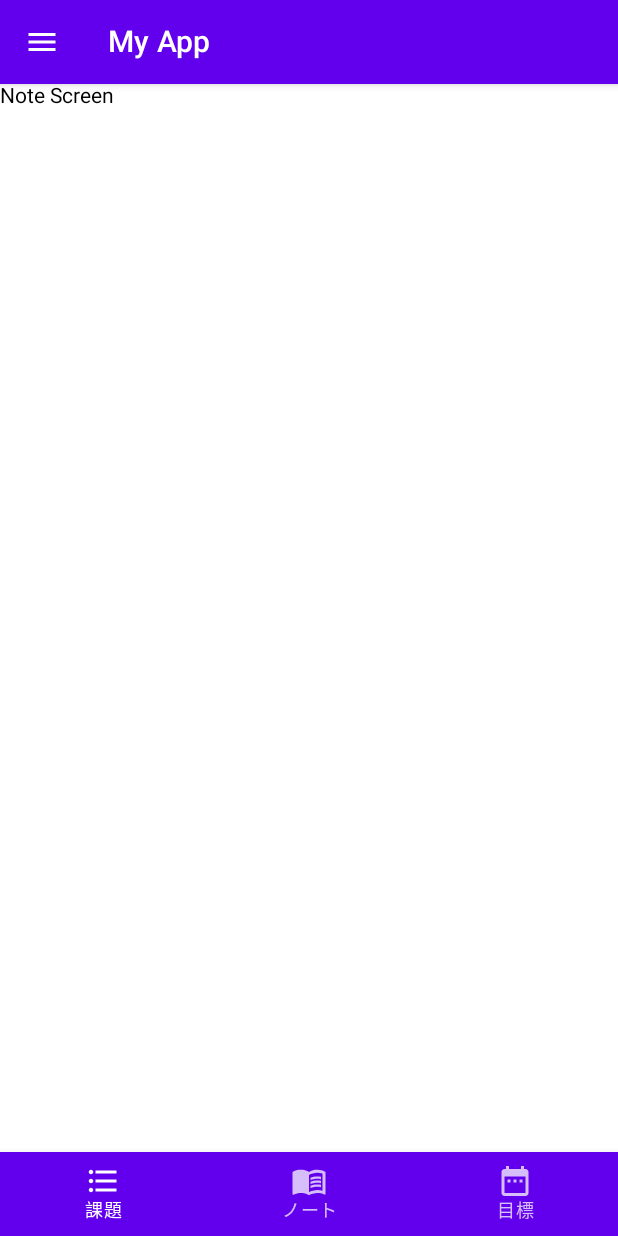
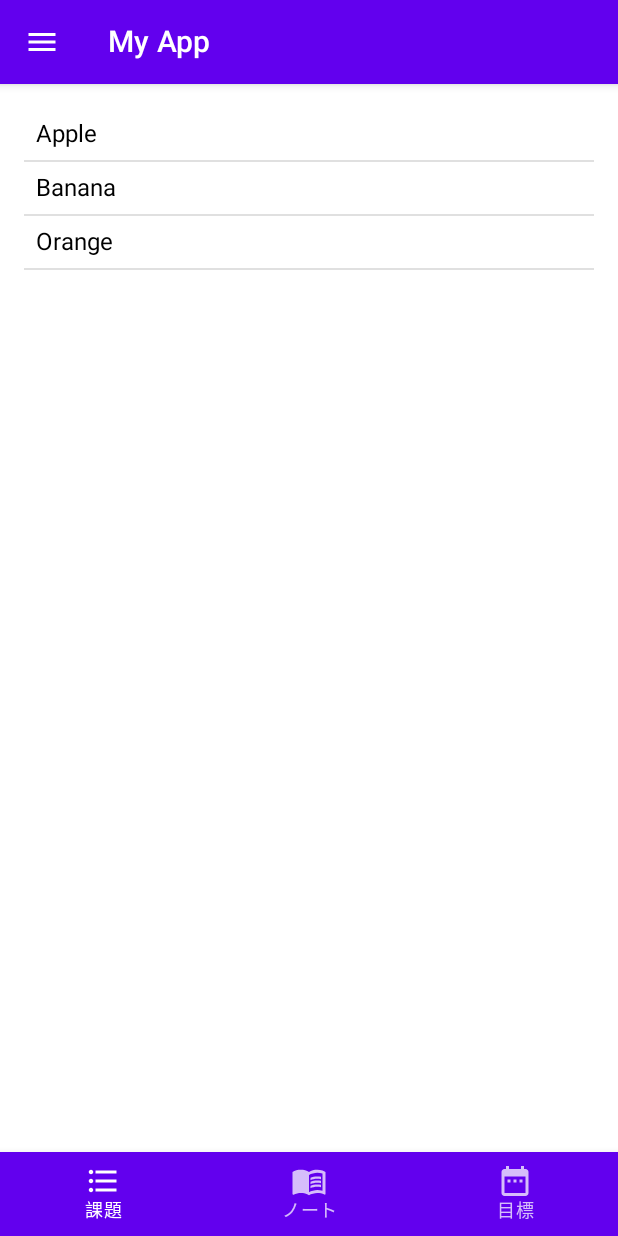
Before and after one commit to Takatoshi-Miura/SportsNote_Android, an Android app built with Jetpack Compose: the NoteScreen screen opened through its navigation route, on a phone screen of 412 x 824 dp. Run offline under Robolectric (Android 15) with nearby library versions, the phone set to English and light mode, and no system bars.

Commit message:
[Update] ノート一覧にダミーデータを表示

```diff
--- a/app/src/main/java/com/example/sportsnote/ui/components/SectionedColumn.kt
+++ b/app/src/main/java/com/example/sportsnote/ui/components/SectionedColumn.kt
@@ -45,6 +45,25 @@ data class ItemData(
     val iconRes: Int,
     val onClick: () -> Unit = {}
 )
+
+/**
+ * セクションなしのLazyColumnを作成
+ *
+ * @param items リスト項目
+ */
+@Composable
+fun LazyNonSectionedColumn(items: List<ItemData>) {
+    LazyColumn(
+        modifier = Modifier
+            .fillMaxSize()
+            .padding(16.dp)
+    ) {
+        items(items) { item ->
+            TextListItem(title = item.title, onClick = item.onClick)
+            Divider(thickness = 1.dp)
+        }
+    }
+}
 
 /**
  * セクション付きのLazyColumnを作成
@@ -153,6 +172,38 @@ fun SectionItem(item: ItemData) {
     }
 }
 
+/**
+ * テキストのみのリストアイテム
+ *
+ * @param title タイトル
+ * @param onClick 押下時の処理
+ */
+@Composable
+fun TextListItem(title: String, onClick: () -> Unit = {}) {
+    Row(
+        modifier = Modifier
+            .fillMaxWidth()
+            .clickable { onClick() }
+            .padding(8.dp)
+    ) {
+        Text(
+            text = title,
+            fontSize = 16.sp
+        )
+    }
+}
+
+@Preview(showBackground = true)
+@Composable
+fun PreviewLazyNonSectionedColumn() {
+    val items = listOf(
+        ItemData("Apple", R.drawable.ic_home_black_24dp) { println("Apple clicked") },
+        ItemData("Banana", R.drawable.ic_home_black_24dp) { println("Banana clicked") },
+        ItemData("Orange", R.drawable.ic_home_black_24dp) { println("Orange clicked") }
+    )
+    LazyNonSectionedColumn(items = items)
+}
+
 @Preview(showBackground = true)
 @Composable
 fun PreviewSectionedColumn() {
--- a/app/src/main/java/com/example/sportsnote/ui/note/NoteScreen.kt
+++ b/app/src/main/java/com/example/sportsnote/ui/note/NoteScreen.kt
@@ -1,9 +1,16 @@
 package com.example.sportsnote.ui.note
 
-import androidx.compose.material.Text
 import androidx.compose.runtime.Composable
+import androidx.compose.runtime.collectAsState
+import androidx.compose.runtime.getValue
+import androidx.lifecycle.viewmodel.compose.viewModel
+import com.example.sportsnote.ui.components.LazyNonSectionedColumn
 
+/**
+ * ノート一覧画面
+ */
 @Composable
-fun NoteScreen() {
-    Text("Note Screen")
+fun NoteScreen(noteViewModel: NoteViewModel = viewModel()) {
+    val items by noteViewModel.items.collectAsState()
+    LazyNonSectionedColumn(items = items)
 }
--- a/app/src/main/java/com/example/sportsnote/ui/note/NoteViewModel.kt
+++ b/app/src/main/java/com/example/sportsnote/ui/note/NoteViewModel.kt
@@ -1,13 +1,34 @@
 package com.example.sportsnote.ui.note
 
-import androidx.lifecycle.LiveData
-import androidx.lifecycle.MutableLiveData
 import androidx.lifecycle.ViewModel
+import androidx.lifecycle.viewModelScope
+import com.example.sportsnote.R
+import com.example.sportsnote.ui.components.ItemData
+import kotlinx.coroutines.flow.MutableStateFlow
+import kotlinx.coroutines.flow.StateFlow
+import kotlinx.coroutines.launch
 
 class NoteViewModel : ViewModel() {
 
-    private val _text = MutableLiveData<String>().apply {
-        value = "This is dashboard Fragment"
+    private val _items = MutableStateFlow<List<ItemData>>(emptyList())
+    val items: StateFlow<List<ItemData>> = _items
+
+    init {
+        loadNotes()
     }
-    val text: LiveData<String> = _text
+
+    /**
+     * ノート一覧のダミーデータを取得
+     */
+    private fun loadNotes() {
+        viewModelScope.launch {
+            // ダミーデータをロード
+            _items.value = listOf(
+                ItemData("Apple", R.drawable.ic_home_black_24dp) { println("Apple clicked") },
+                ItemData("Banana", R.drawable.ic_home_black_24dp) { println("Banana clicked") },
+                ItemData("Orange", R.drawable.ic_home_black_24dp) { println("Orange clicked") }
+            )
+        }
+    }
+
 }
```
